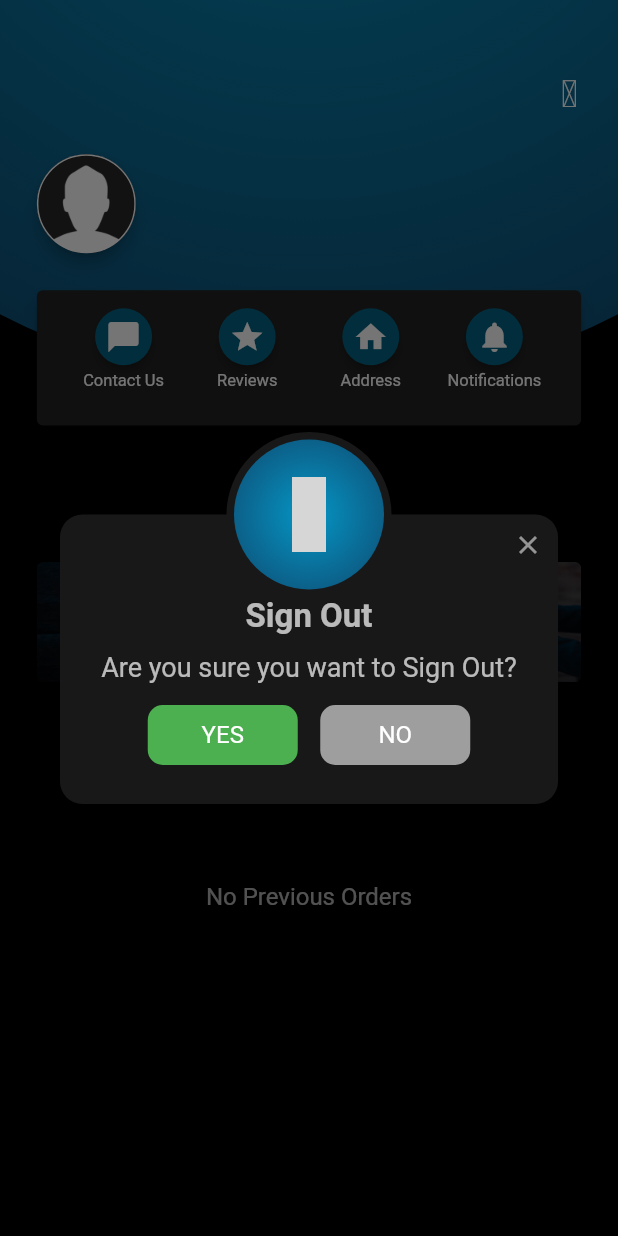
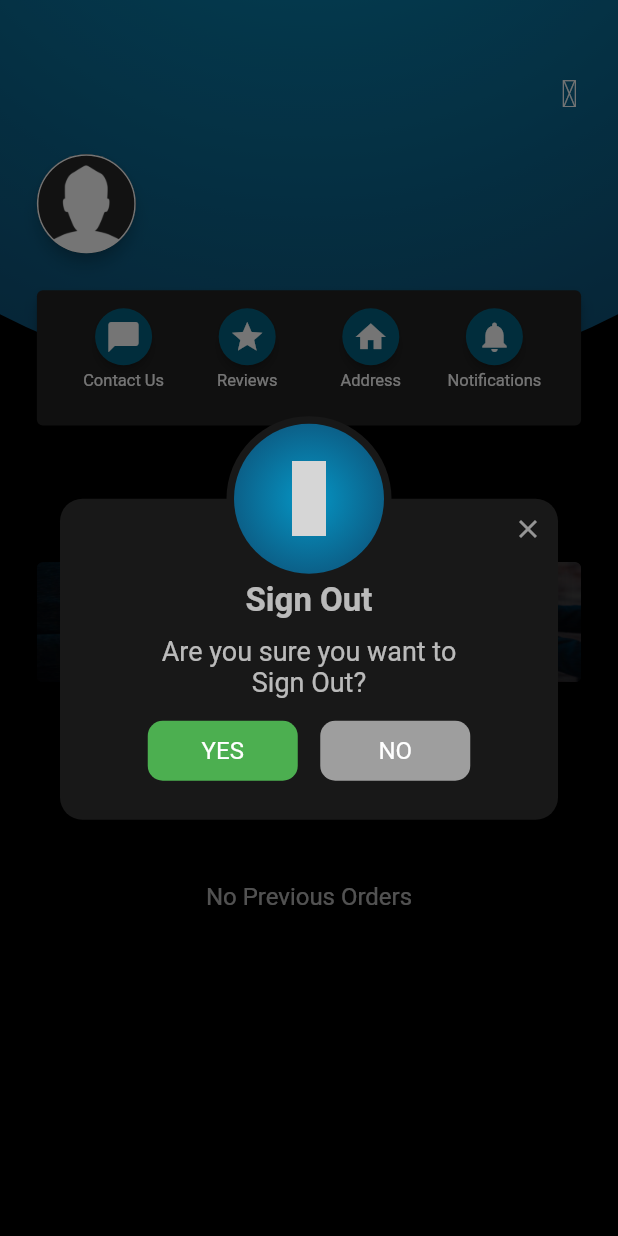
Before and after one commit to 2oufa290296/boxett, a Flutter app: the Profile screen opened directly, after a tap on an icon or button, on a phone screen of 412 x 824 dp. Run offline on Flutter 3.47's test engine with Material 2 defaults, Android fonts, the phone set to English and light mode, and no system bars; our stand-ins replace cached_network_image, carousel_pro, cloud_firestore, connectivity, firebase_auth, firebase_core and 13 more; missing offline and left inert: clippy_flutter, fab_circular_menu, flutter_facebook_login, the_apple_sign_in; accounts and stored records are empty; statements that could not run were skipped; grey boxes are pictures that could not be loaded.

Commit message:
Update SigningOut.dart

```diff
--- a/lib/SigningOut.dart
+++ b/lib/SigningOut.dart
@@ -1,3 +1,4 @@
+import 'package:boxet/main.dart';
 import 'package:firebase_auth/firebase_auth.dart';
 import 'package:flare_flutter/flare_actor.dart';
 import 'package:flutter/material.dart';
@@ -107,7 +108,15 @@ class SigningOutState extends State<SigningOut> with TickerProviderStateMixin {
                             margin: EdgeInsets.only(
                               top: 10,
                             ),
-                            child: Text('Are you sure you want to Sign Out?',
+                            child: Text('Are you sure you want to',textAlign: TextAlign.center,
+                                style: TextStyle(
+                                  color: Colors.white70,
+                                  fontSize: 18,
+                                )),
+                          ),
+                          Container(
+
+                            child: Text('Sign Out?',textAlign: TextAlign.center,
                                 style: TextStyle(
                                   color: Colors.white70,
                                   fontSize: 18,
@@ -130,7 +139,7 @@ class SigningOutState extends State<SigningOut> with TickerProviderStateMixin {
                                       await _auth.signOut();
                                     }
 
-                                    Navigator.pop(context);
+                                    Navigator.push(context, MaterialPageRoute(builder:(context)=>MyHomePage()));
                                   });
                                 },
                                 child: Container(
```
